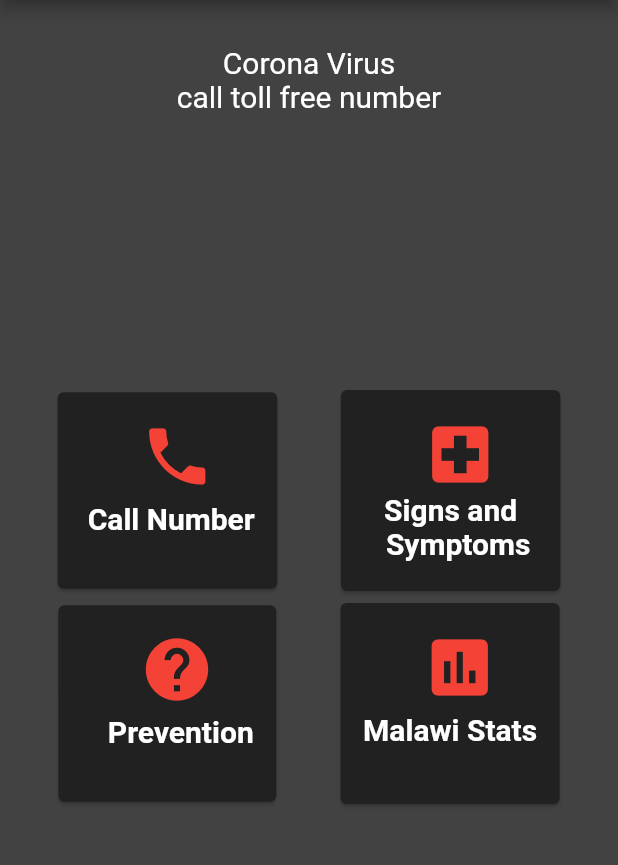
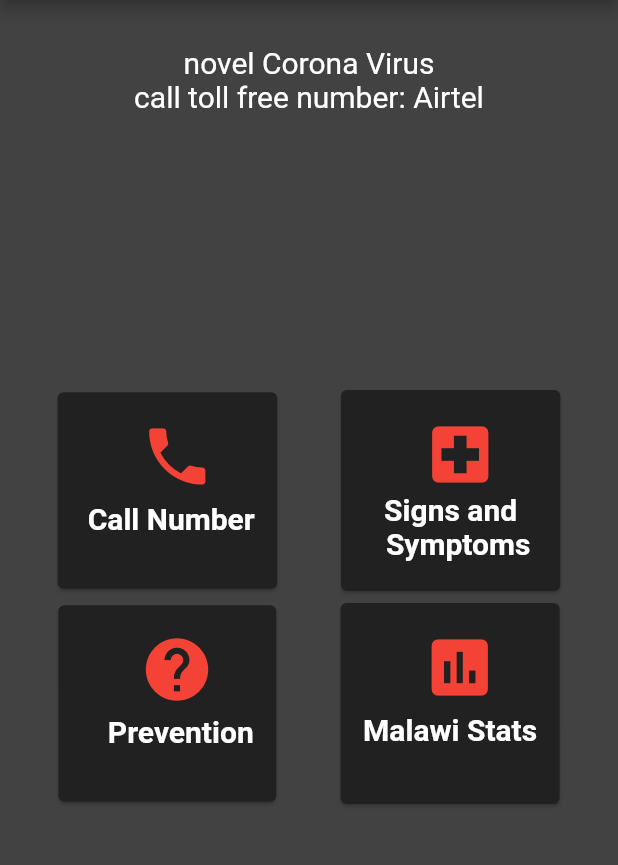
Before and after one commit to RodgerCodes/Covidfy, a Flutter app: the screen it shows after launch, on a phone screen of 412 x 824 dp, the part 84-949 px from its top. Run offline on Flutter 3.47's test engine with Material 2 defaults, Android fonts, the phone set to English and light mode, and no system bars; our stand-ins replace flutter_spinkit, share.

Commit message:
all bugs fixed and app is done again

```diff
--- a/lib/pages/Home.dart
+++ b/lib/pages/Home.dart
@@ -87,13 +87,13 @@ class _HomeState extends State<Home> {
               margin: EdgeInsets.fromLTRB(0, 30, 0, 0),
               child: Column(
                 children: <Widget>[
-                  Text('Corona Virus',
+                  Text('novel Corona Virus',
                   style: TextStyle(
                     color: Colors.white,
                     fontSize: 20
                   ),),
                   Text(
-                    'call toll free number',
+                    'call toll free number: Airtel',
                     style: TextStyle(
                       fontSize: 20,
                       color: Colors.white
--- a/lib/pages/Signs.dart
+++ b/lib/pages/Signs.dart
@@ -145,7 +145,7 @@ class _SignsState extends State<Signs> {
                       size: 50,
                     ),
                     onPressed: () {
-                      launch('tel:+265 880 122 611');
+                      launch('tel:54747');
                     },
                   )
                       ],
--- a/pubspec.yaml
+++ b/pubspec.yaml
@@ -11,7 +11,7 @@ description: A new Flutter project.
 # In iOS, build-name is used as CFBundleShortVersionString while build-number used as CFBundleVersion.
 # Read more about iOS versioning at
 # https://developer.apple.com/library/archive/documentation/General/Reference/InfoPlistKeyReference/Articles/CoreFoundationKeys.html
-version: 1.0.0+1
+version: 1.2.0+1
 
 environment:
   sdk: ">=2.1.0 <3.0.0"
```
Also changed, not shown: 1 other file.
